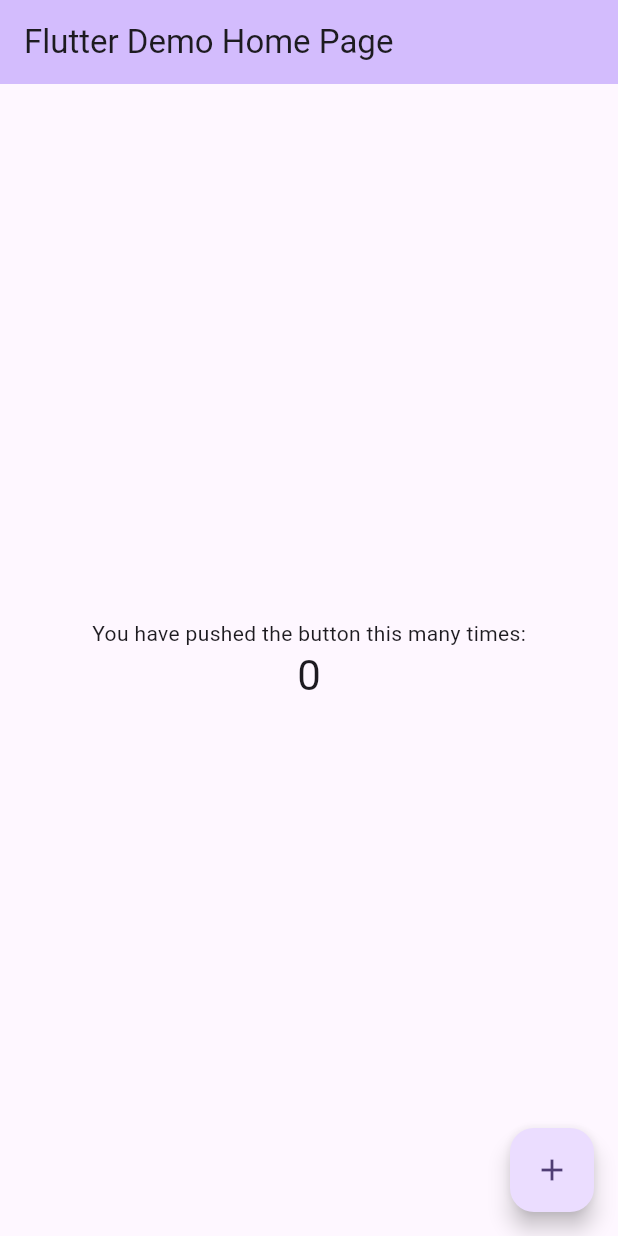
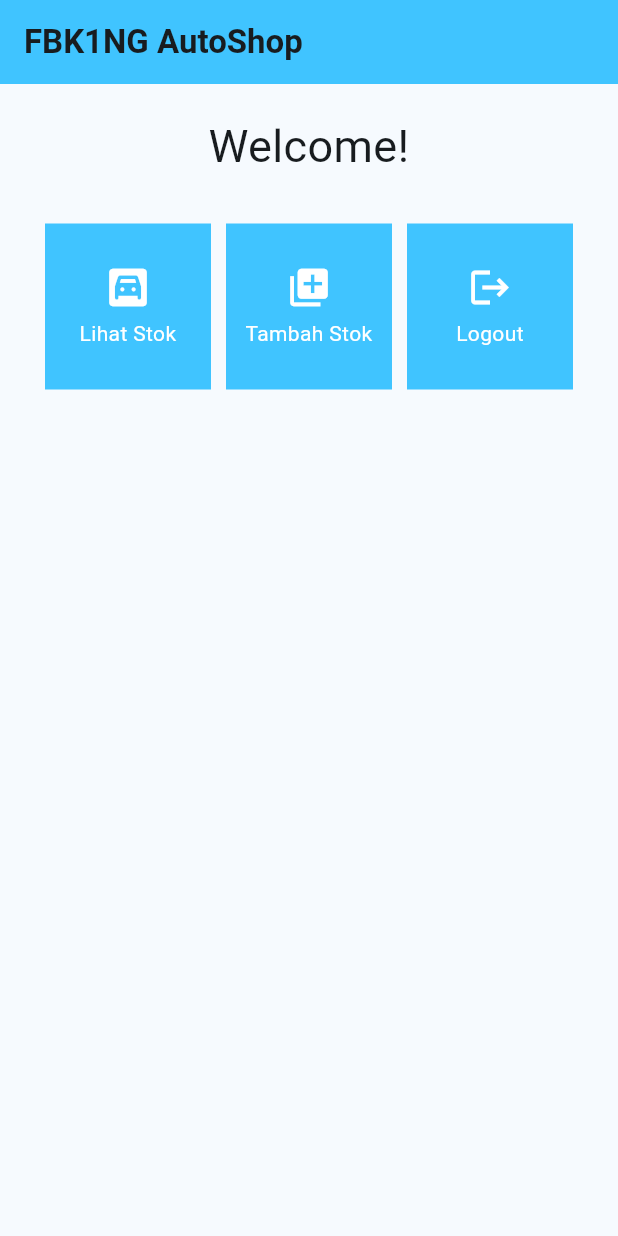
Before and after one commit to FBK15/fbk1ng-mobile, a Flutter app: the screen it shows after launch, on a phone screen of 412 x 824 dp. Run offline on Flutter 3.47's test engine with Material 2 defaults, Android fonts, the phone set to English and light mode, and no system bars.

Commit message:
commit Tugas 7

```diff
--- a/lib/main.dart
+++ b/lib/main.dart
@@ -1,4 +1,5 @@
 import 'package:flutter/material.dart';
+import 'package:fbk1ng_mobile/menu.dart';
 
 void main() {
   runApp(const MyApp());
@@ -28,98 +29,10 @@
         //
         // This works for code too, not just values: Most code changes can be
         // tested with just a hot reload.
-        colorScheme: ColorScheme.fromSeed(seedColor: Colors.deepPurple),
+        colorScheme: ColorScheme.fromSeed(seedColor: Colors.lightBlueAccent),
         useMaterial3: true,
       ),
-      home: const MyHomePage(title: 'Flutter Demo Home Page'),
+      home: MyHomePage(),
     );
   }
 }
-
-class MyHomePage extends StatefulWidget {
-  const MyHomePage({super.key, required this.title});
-
-  // This widget is the home page of your application. It is stateful, meaning
-  // that it has a State object (defined below) that contains fields that affect
-  // how it looks.
-
-  // This class is the configuration for the state. It holds the values (in this
-  // case the title) provided by the parent (in this case the App widget) and
-  // used by the build method of the State. Fields in a Widget subclass are
-  // always marked "final".
-
-  final String title;
-
-  @override
-  State<MyHomePage> createState() => _MyHomePageState();
-}
-
-class _MyHomePageState extends State<MyHomePage> {
-  int _counter = 0;
-
-  void _incrementCounter() {
-    setState(() {
-      // This call to setState tells the Flutter framework that something has
-      // changed in this State, which causes it to rerun the build method below
-      // so that the display can reflect the updated values. If we changed
-      // _counter without calling setState(), then the build method would not be
-      // called again, and so nothing would appear to happen.
-      _counter++;
-    });
-  }
-
-  @override
-  Widget build(BuildContext context) {
-    // This method is rerun every time setState is called, for instance as done
-    // by the _incrementCounter method above.
-    //
-    // The Flutter framework has been optimized to make rerunning build methods
-    // fast, so that you can just rebuild anything that needs updating rather
-    // than having to individually change instances of widgets.
-    return Scaffold(
-      appBar: AppBar(
-        // TRY THIS: Try changing the color here to a specific color (to
-        // Colors.amber, perhaps?) and trigger a hot reload to see the AppBar
-        // change color while the other colors stay the same.
-        backgroundColor: Theme.of(context).colorScheme.inversePrimary,
-        // Here we take the value from the MyHomePage object that was created by
-        // the App.build method, and use it to set our appbar title.
-        title: Text(widget.title),
-      ),
-      body: Center(
-        // Center is a layout widget. It takes a single child and positions it
-        // in the middle of the parent.
-        child: Column(
-          // Column is also a layout widget. It takes a list of children and
-          // arranges them vertically. By default, it sizes itself to fit its
-          // children horizontally, and tries to be as tall as its parent.
-          //
-          // Column has various properties to control how it sizes itself and
-          // how it positions its children. Here we use mainAxisAlignment to
-          // center the children vertically; the main axis here is the vertical
-          // axis because Columns are vertical (the cross axis would be
-          // horizontal).
-          //
-          // TRY THIS: Invoke "debug painting" (choose the "Toggle Debug Paint"
-          // action in the IDE, or press "p" in the console), to see the
-          // wireframe for each widget.
-          mainAxisAlignment: MainAxisAlignment.center,
-          children: <Widget>[
-            const Text(
-              'You have pushed the button this many times:',
-            ),
-            Text(
-              '$_counter',
-              style: Theme.of(context).textTheme.headlineMedium,
-            ),
-          ],
-        ),
-      ),
-      floatingActionButton: FloatingActionButton(
-        onPressed: _incrementCounter,
-        tooltip: 'Increment',
-        child: const Icon(Icons.add),
-      ), // This trailing comma makes auto-formatting nicer for build methods.
-    );
-  }
-}
--- /dev/null
+++ b/lib/menu.dart
@@ -0,0 +1,112 @@
+import 'package:flutter/material.dart';
+
+class MyHomePage extends StatelessWidget {
+  MyHomePage({Key? key}) : super(key: key);
+
+  final List<ShopItem> items = [
+    ShopItem("Lihat Stok", Icons.garage),
+    ShopItem("Tambah Stok", Icons.library_add),
+    ShopItem("Logout", Icons.logout),
+  ];
+
+  @override
+  Widget build(BuildContext context) {
+    return Scaffold(
+      appBar: AppBar(
+        title: const Text('FBK1NG AutoShop',
+        style: TextStyle(fontWeight: FontWeight.bold)
+        ),
+        backgroundColor: Colors.lightBlueAccent,
+
+      ),
+      body: SingleChildScrollView(
+        // Widget wrapper yang dapat discroll
+        child: Padding(
+          padding: const EdgeInsets.all(10.0), // Set padding dari halaman
+          child: Column(
+            // Widget untuk menampilkan children secara vertikal
+            children: <Widget>[
+              const Padding(
+                padding: EdgeInsets.only(top: 10.0, bottom: 10.0),
+                // Widget Text untuk menampilkan tulisan dengan alignment center dan style yang sesuai
+                child: Text(
+                  'Welcome!',
+                  textAlign: TextAlign.center,
+                  style: TextStyle(
+                    fontSize: 30,
+                  ),
+                ),
+              ),
+              // Grid layout
+              GridView.count(
+                // Container pada card kita.
+                primary: true,
+                padding: const EdgeInsets.all(20),
+                crossAxisSpacing: 10,
+                mainAxisSpacing: 10,
+                crossAxisCount: 3,
+                shrinkWrap: true,
+                children: items.map((ShopItem item) {
+                  // Iterasi untuk setiap item
+                  return ShopCard(item);
+                }).toList(),
+              ),
+            ],
+          ),
+        ),
+      ),
+    );
+  }
+}
+
+class ShopCard extends StatelessWidget {
+  final ShopItem item;
+
+  const ShopCard(this.item, {super.key}); // Constructor
+
+  @override
+  Widget build(BuildContext context) {
+    return Material(
+      color: Colors.lightBlueAccent,
+      child: InkWell(
+        // Area responsive terhadap sentuhan
+        onTap: () {
+          // Memunculkan SnackBar ketika diklik
+          ScaffoldMessenger.of(context)
+            ..hideCurrentSnackBar()
+            ..showSnackBar(SnackBar(
+                content: Text("Kamu telah menekan tombol ${item.name}!")));
+        },
+        child: Container(
+          // Container untuk menyimpan Icon dan Text
+          padding: const EdgeInsets.all(8),
+          child: Center(
+            child: Column(
+              mainAxisAlignment: MainAxisAlignment.center,
+              children: [
+                Icon(
+                  item.icon,
+                  color: Colors.white,
+                  size: 30.0,
+                ),
+                const Padding(padding: EdgeInsets.all(3)),
+                Text(
+                  item.name,
+                  textAlign: TextAlign.center,
+                  style: const TextStyle(color: Colors.white),
+                ),
+              ],
+            ),
+          ),
+        ),
+      ),
+    );
+  }
+}
+
+class ShopItem {
+  final String name;
+  final IconData icon;
+
+  ShopItem(this.name, this.icon);
+}
```
